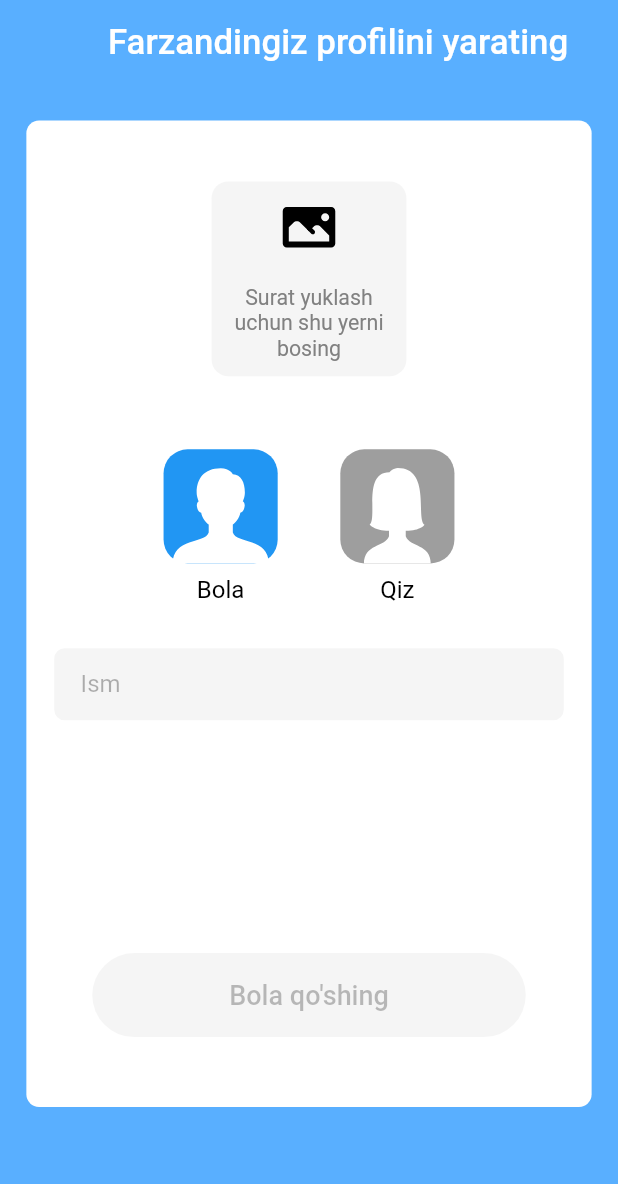
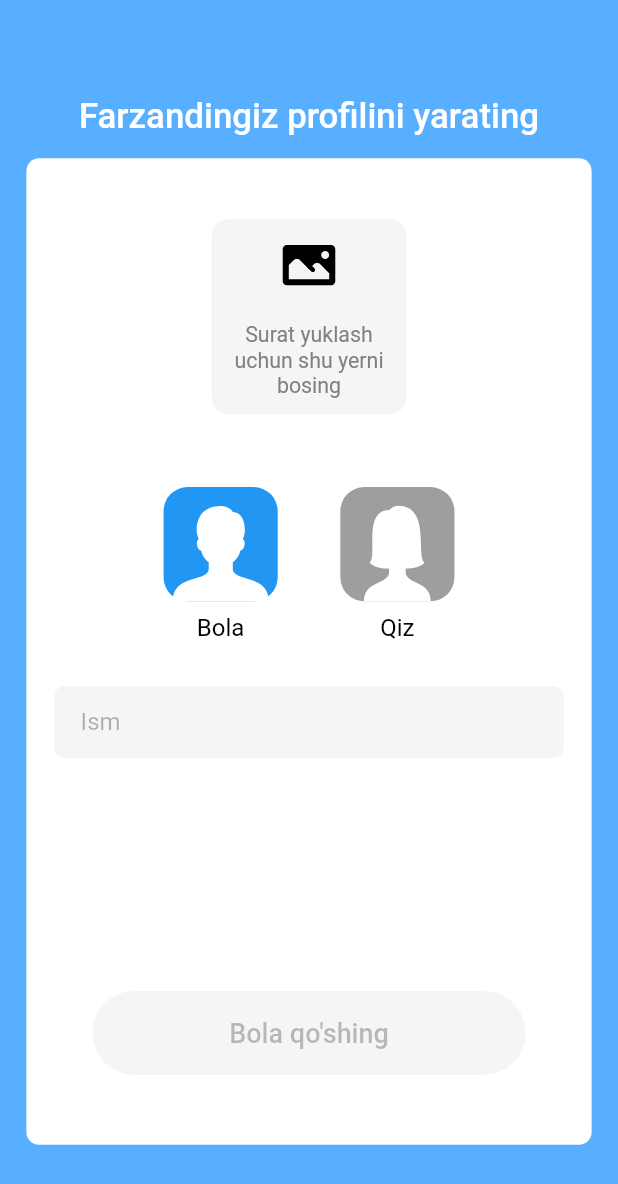
Before and after one commit to ogabek6207/parent_control, a Flutter app: the AddChildScreen screen opened directly, on a phone screen of 412 x 824 dp. Shown: the top 1184 px of the screen. Run offline on Flutter 3.47's test engine with Material 2 defaults, Android fonts, the phone set to English and light mode, and no system bars; our stand-ins replace flutter_svg, image_picker, rxdart, shared_preferences, sqflite; accounts and stored records are empty.

Commit message:
Play console....

```diff
--- a/lib/src/ui/add_child/add_child_screen.dart
+++ b/lib/src/ui/add_child/add_child_screen.dart
@@ -56,11 +56,17 @@ class _AddChildScreenState extends State<AddChildScreen> {
 
     return Scaffold(
       backgroundColor: AppTheme.blue,
-      appBar: AppBar(
-        backgroundColor: Colors.transparent,
-        elevation: 0,
-        leading: Container(),
-        title: Text(
+
+      body: Column(
+        children: [
+
+          Container(
+            margin: EdgeInsets.only(top: 48*h),
+            height: 56*h,
+          width: MediaQuery.of(context).size.width,
+          color: Colors.transparent,
+          child: Center(
+            child: Text(
             "Farzandingiz profilini yarating",
             style: TextStyle(
                 color: AppTheme.white,
@@ -69,12 +75,12 @@ class _AddChildScreenState extends State<AddChildScreen> {
                 fontWeight: FontWeight.w500,
                 height: 26 / 22 * h),
           ),
-      ),
-      body: ListView(
+
+          ),),
+          Expanded(
+            child: ListView(
               children: [
-          SizedBox(
-            height: 24 * h,
-          ),
+
                 Container(
                   height: 648 * h,
                   width: MediaQuery.of(context).size.width,
@@ -351,6 +357,9 @@ class _AddChildScreenState extends State<AddChildScreen> {
                 ),
               ],
             ),
+          ),
+        ],
+      ),
     );
   }
 }
```
Lines whose indentation alone changed are shown as unchanged.
